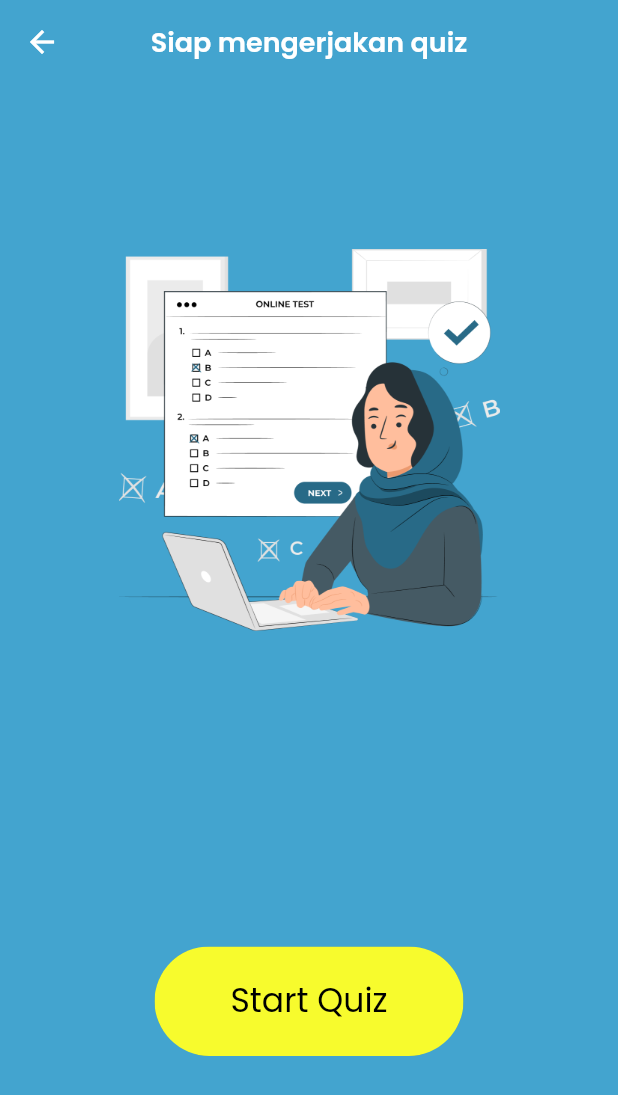
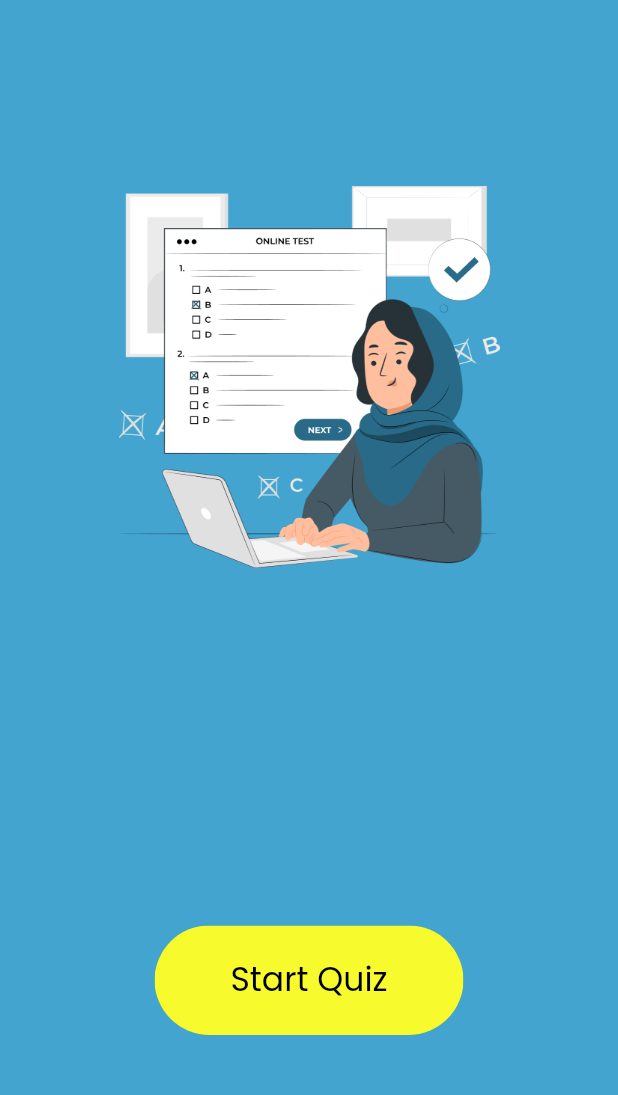
Before and after one commit to rajuwahyudii/Si-Penting-flutter, a Flutter app: the StartQuiz screen opened directly, on a phone screen of 412 x 824 dp. Shown: the top 1095 px of the screen. Run offline on Flutter 3.47's test engine with Material 2 defaults, Android fonts, the phone set to English and light mode, and no system bars; our stand-ins replace google_fonts.

Commit message:
add start quiz

```diff
--- a/lib/pages/quiz/start_quiz.dart
+++ b/lib/pages/quiz/start_quiz.dart
@@ -11,28 +11,6 @@ class StartQuiz extends StatelessWidget {
     Size size = MediaQuery.of(context).size;
     return Scaffold(
       backgroundColor: backgroundColor,
-      appBar: AppBar(
-        leading: IconButton(
-          icon: const Icon(
-            Icons.arrow_back,
-          ),
-          onPressed: () {
-            Navigator.pop(
-              context,
-            );
-          },
-        ),
-        backgroundColor: backgroundColor,
-        title: Text(
-          'Siap mengerjakan quiz',
-          style: GoogleFonts.poppins(
-            fontSize: 18,
-            fontWeight: FontWeight.w600,
-            color: Colors.white,
-          ),
-        ),
-        centerTitle: true,
-      ),
       body: Container(
         padding: const EdgeInsets.all(10),
         width: size.width,
```
